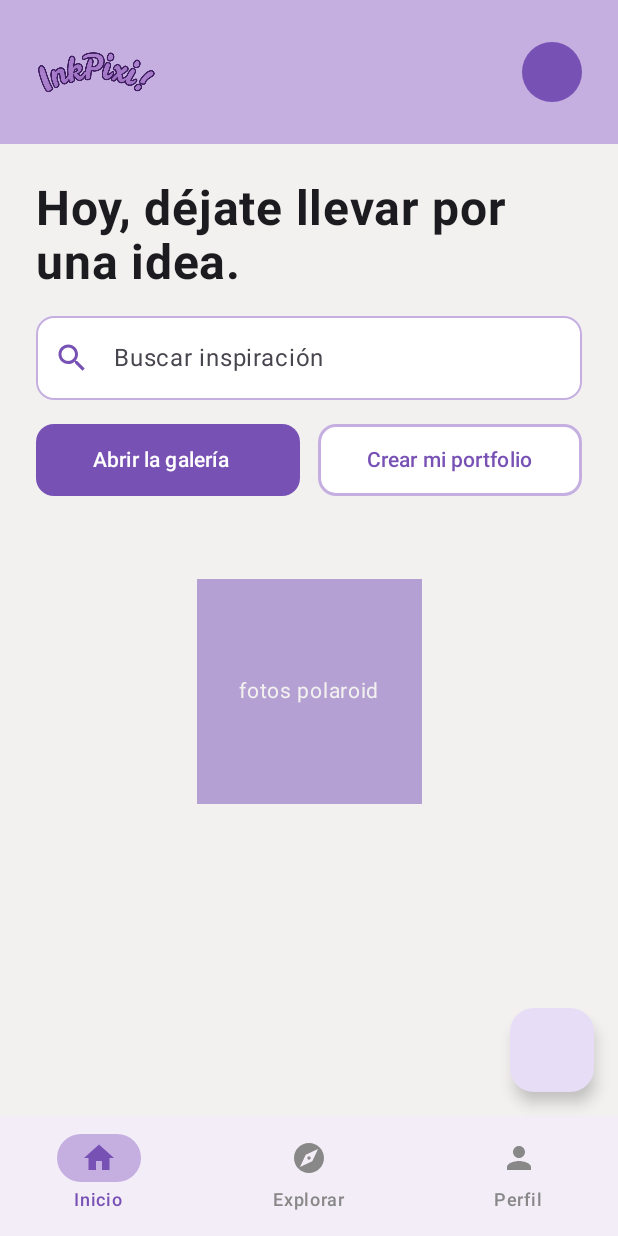
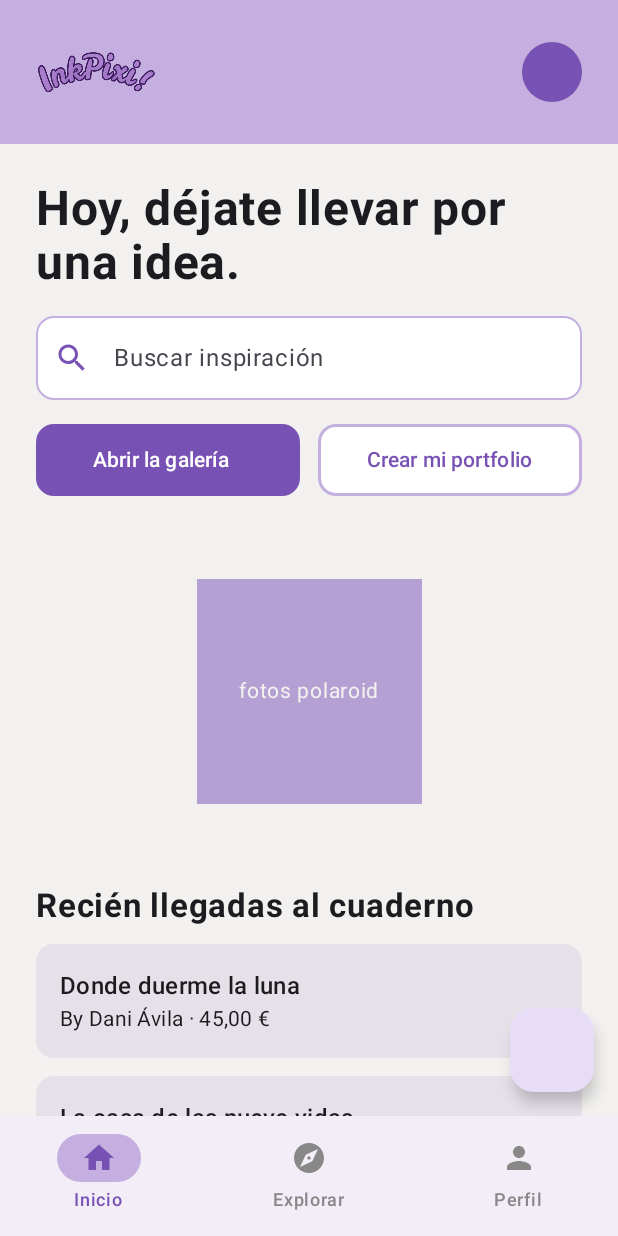
Before and after one commit to Davila30/InkPixiApp, an Android app built with Jetpack Compose: the @Preview function HomeScreenPreview, on a phone screen of 412 x 824 dp. Run offline under Robolectric (Android 15) with nearby library versions, the phone set to English and light mode, and no system bars.

Commit message:
conexión de HomeScreen al NavHost para implementarlo en la app y deje de ser un preview

```diff
--- a/app/src/main/java/com/example/inkpiki/home/homeScreen.kt
+++ b/app/src/main/java/com/example/inkpiki/home/homeScreen.kt
@@ -9,10 +9,11 @@ import androidx.compose.foundation.shape.RoundedCornerShape
 import androidx.compose.foundation.verticalScroll
 import androidx.compose.material3.*
 import androidx.compose.runtime.Composable
-import androidx.compose.runtime.getValue // NUEVO
-import androidx.compose.runtime.mutableStateOf // NUEVO
-import androidx.compose.runtime.saveable.rememberSaveable // NUEVO
-import androidx.compose.runtime.setValue // NUEVO
+import androidx.compose.runtime.getValue
+import androidx.compose.runtime.mutableStateOf
+import androidx.compose.runtime.remember // NUEVO
+import androidx.compose.runtime.saveable.rememberSaveable
+import androidx.compose.runtime.setValue
 import androidx.compose.ui.Alignment
 import androidx.compose.ui.Modifier
 import androidx.compose.ui.draw.clip
@@ -21,21 +22,41 @@ import androidx.compose.ui.text.font.FontWeight
 import androidx.compose.ui.tooling.preview.Preview
 import androidx.compose.ui.unit.dp
 import androidx.compose.ui.unit.sp
+import com.example.inkpiki.artDetails.Artwork // NUEVO
+import com.example.inkpiki.artDetails.ArtworkMocks // NUEVO
+import com.example.inkpiki.artDetails.priceLabel // NUEVO
 import com.example.inkpiki.ui.components.InkPixiBottomNavigation
 import com.example.inkpiki.ui.components.InkPixiLogo
-import com.example.inkpiki.ui.components.InkPixiSearchBar // NUEVO
+import com.example.inkpiki.ui.components.InkPixiSearchBar
 import com.example.inkpiki.ui.theme.InkPikiTheme
 
 @Composable
 fun HomeScreen(
-    viewModel: homeViewModel,
+    // NUEVO: valor por defecto para no tener que pasarlo desde el NavHost
+    viewModel: homeViewModel = remember { homeViewModel() },
     onNavigateToHome: () -> Unit = {},
     onNavigateToExplore: () -> Unit = {},
-    onNavigateToProfile: () -> Unit
+    onNavigateToProfile: () -> Unit,
+    onArtworkClick: (String) -> Unit = {} // NUEVO: avisa al NavHost de qué obra se pulsó
 ) {
-    // NUEVO: texto de la búsqueda. Cuando homeViewModel sea un ViewModel real,
+    // Texto de la búsqueda. Cuando homeViewModel sea un ViewModel real,
     // este estado se mueve allí y aquí solo se lee.
     var query by rememberSaveable { mutableStateOf("") }
+
+    // NUEVO: obras que coinciden con la búsqueda (por título, autor o categoría).
+    // Si no hay texto se muestran todas. Cuando haya API, esto se cambia por la llamada.
+    val filteredArtworks = remember(query) {
+        val text = query.trim()
+        if (text.isEmpty()) {
+            ArtworkMocks.all
+        } else {
+            ArtworkMocks.all.filter { artwork ->
+                artwork.title.contains(text, ignoreCase = true) ||
+                        artwork.authorName.contains(text, ignoreCase = true) ||
+                        artwork.category.contains(text, ignoreCase = true)
+            }
+        }
+    }
 
     Scaffold(
         topBar = { HomeTopBar() },
@@ -62,16 +83,21 @@ fun HomeScreen(
                 .verticalScroll(rememberScrollState())
         ) {
             HomeHeader()
-            // NUEVO: barra de búsqueda bajo el titular
+            // Barra de búsqueda bajo el titular
             InkPixiSearchBar(
                 query = query,
                 onQueryChange = { query = it },
-                onSearch = { /* TODO: filtrar las obras cuando haya datos o API */ },
+                onSearch = { /* El filtro ya se aplica al escribir; aquí iría la llamada a la API */ },
                 modifier = Modifier.padding(horizontal = 24.dp)
             )
-            Spacer(modifier = Modifier.height(16.dp)) // NUEVO
+            Spacer(modifier = Modifier.height(16.dp))
             ActionButtons()
             FeaturedIllustrationsPlaceholder()
+            // NUEVO: lista de obras (filtrada por la búsqueda)
+            ArtworkResults(
+                artworks = filteredArtworks,
+                onArtworkClick = onArtworkClick
+            )
         }
     }
 }
@@ -153,6 +179,53 @@ fun FeaturedIllustrationsPlaceholder() {
     }
 }
 
+// NUEVO: sección "Recién llegadas al cuaderno" con las obras.
+// Es provisional hasta que esté la cuadrícula real con ArtworkCard,
+// que solo tiene que llamar a onArtworkClick(artwork.id) al pulsar una tarjeta.
+@Composable
+fun ArtworkResults(
+    artworks: List<Artwork>,
+    onArtworkClick: (String) -> Unit
+) {
+    Column(
+        modifier = Modifier
+            .fillMaxWidth()
+            .padding(horizontal = 24.dp),
+        verticalArrangement = Arrangement.spacedBy(12.dp)
+    ) {
+        Text(
+            text = "Recién llegadas al cuaderno",
+            fontSize = 22.sp,
+            fontWeight = FontWeight.Bold
+        )
+
+        if (artworks.isEmpty()) {
+            // Si la búsqueda no encuentra nada
+            Text(
+                text = "No hay obras que coincidan con tu búsqueda",
+                fontSize = 14.sp,
+                color = Color.Gray
+            )
+        } else {
+            artworks.forEach { artwork ->
+                Card(
+                    onClick = { onArtworkClick(artwork.id) },
+                    modifier = Modifier.fillMaxWidth()
+                ) {
+                    Column(modifier = Modifier.padding(16.dp)) {
+                        Text(text = artwork.title, style = MaterialTheme.typography.titleMedium)
+                        Text(
+                            text = "By ${artwork.authorName} · ${artwork.priceLabel}",
+                            style = MaterialTheme.typography.bodyMedium
+                        )
+                    }
+                }
+            }
+        }
+        Spacer(modifier = Modifier.height(24.dp))
+    }
+}
+
 @Preview
 @Composable
 fun HomeScreenPreview() {
--- a/app/src/main/java/com/example/inkpiki/navigation/Routes.kt
+++ b/app/src/main/java/com/example/inkpiki/navigation/Routes.kt
@@ -6,6 +6,7 @@ object Routes {
     const val LOGIN = "login"
     const val REGISTER = "register"
     const val HOME = "home"
+    const val PROFILE = "profile" // NUEVO: la pestaña Perfil de la barra inferior
 
     // Detalle de obra: la ruta lleva el id de la obra como parámetro
     const val ARTWORK_ID_ARG = "artworkId"
```
Also changed, not shown: app/src/main/java/com/example/inkpiki/navigation/AppNavHost.kt (+13 -3 lines).
